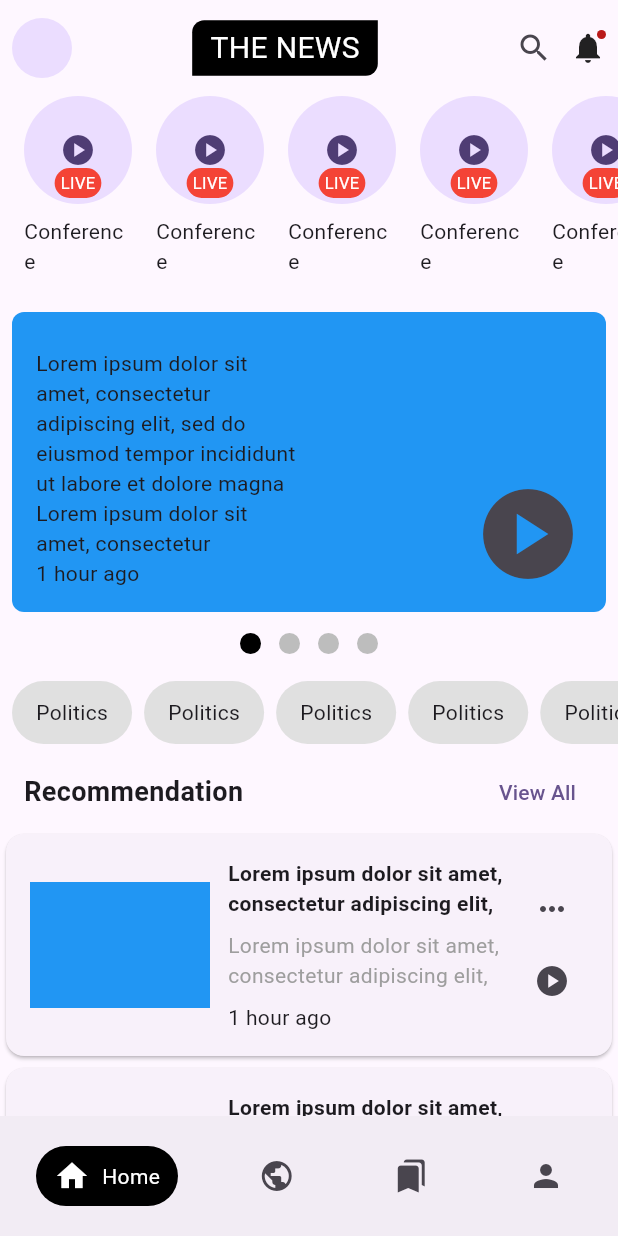
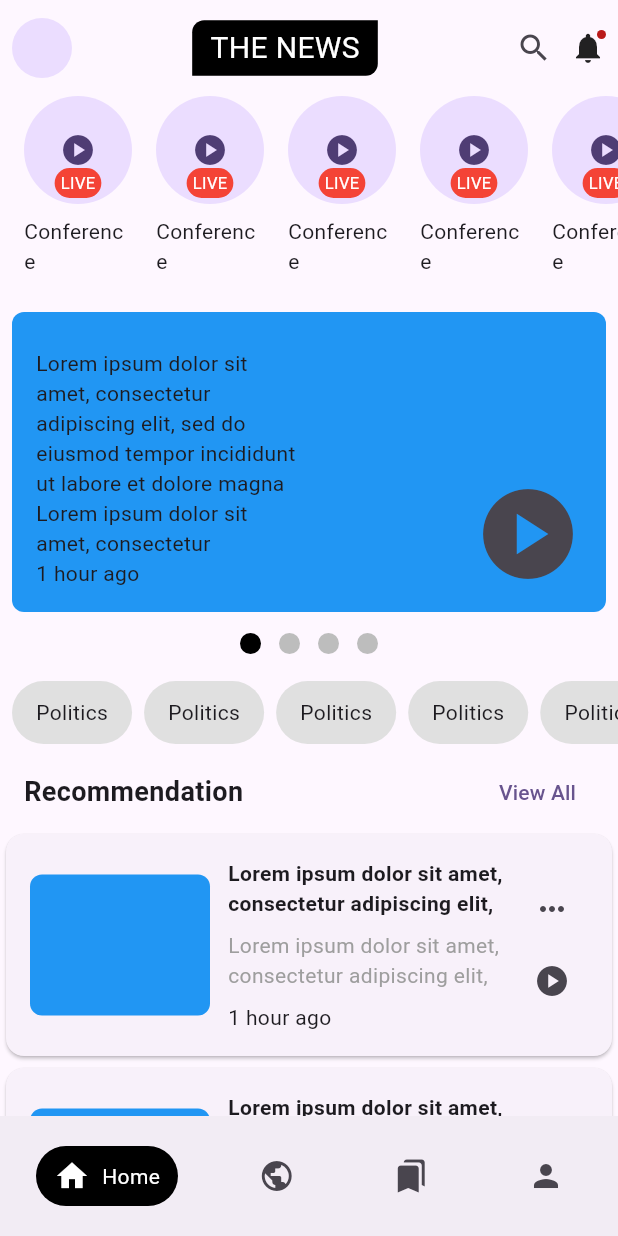
Before and after one commit to JAICHANGPARK/flutter_notebook_chapter_33, a Flutter app: the NewAppMainPage screen opened directly, on a phone screen of 412 x 824 dp. Run offline on Flutter 3.47's test engine with Material 2 defaults, Android fonts, the phone set to English and light mode, and no system bars; drawn by our look-alikes of dots_indicator.

Commit message:
Update news_app_main_page.dart

```diff
--- a/lib/ep1667_news_app_with_audio_podcast/views/news_app_main_page.dart
+++ b/lib/ep1667_news_app_with_audio_podcast/views/news_app_main_page.dart
@@ -212,9 +212,12 @@ class _NewAppMainPageState extends State<NewAppMainPage> {
                           child: Row(
                             children: [
                               Container(
-                                height: 84,
+                                height: 94,
                                 width: 120,
-                                color: Colors.blue,
+                                decoration: BoxDecoration(
+                                  color: Colors.blue,
+                                  borderRadius: BorderRadius.circular(8)
+                                ),
                               ),
                               SizedBox(
                                 width: 12,
```
